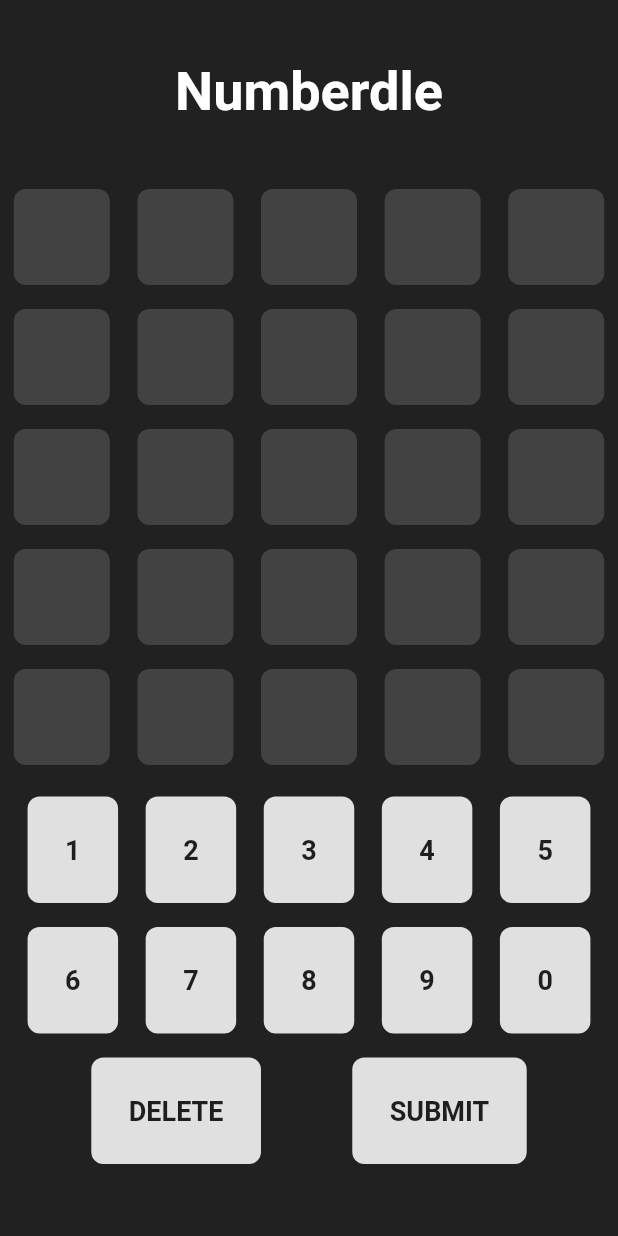
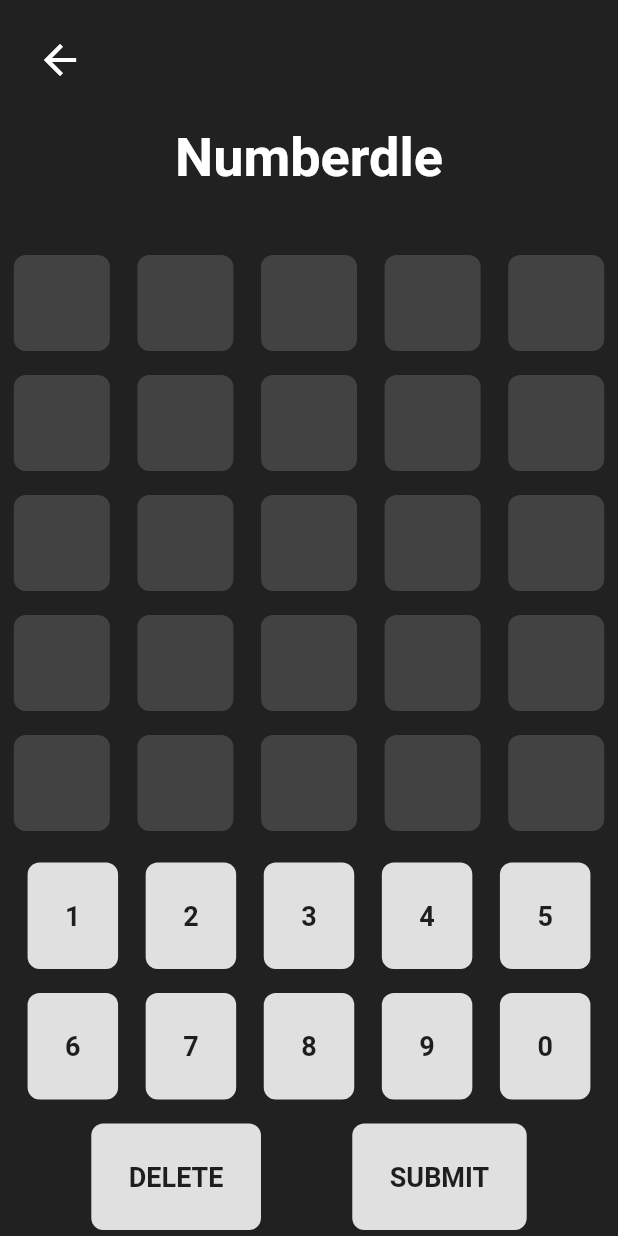
Before and after one commit to LenciCruz/NumeroWhiz, a Flutter app: the Game2Screen screen opened directly, on a phone screen of 412 x 824 dp. Run offline on Flutter 3.47's test engine with Material 2 defaults, Android fonts, the light colour scheme and no system bars.

Commit message:
back button and failed game added

```diff
--- a/lib/screens/game2_screen.dart
+++ b/lib/screens/game2_screen.dart
@@ -1,6 +1,7 @@
 import 'package:flutter/material.dart';
 import '../utils/game2_provider.dart';
 import '../widgets/game2_keyboard.dart';
+import 'mainmenu_screen.dart';
 
 class Game2Screen extends StatefulWidget {
   const Game2Screen({Key? key}) : super(key: key);
@@ -10,8 +11,9 @@ class Game2Screen extends StatefulWidget {
 }
 
 class _Game2ScreenState extends State<Game2Screen> {
-  NumberdleGame _game = NumberdleGame();
+  final NumberdleGame _game = NumberdleGame();
   late String word;
+
   @override
   void initState() {
     super.initState();
@@ -26,6 +28,17 @@ class _Game2ScreenState extends State<Game2Screen> {
         mainAxisAlignment: MainAxisAlignment.center,
         crossAxisAlignment: CrossAxisAlignment.center,
         children: [
+          Container(
+            alignment: Alignment.topLeft,
+            padding: const EdgeInsets.only(left: 16, top: 16),
+            child: IconButton(
+              icon: const Icon(Icons.arrow_back, color: Colors.white, size: 32),
+              onPressed: () {
+                Navigator.pushReplacement(context, MaterialPageRoute(builder: (context) => MainMenuPage()));
+              },
+            ),
+          ),
+          const SizedBox(height: 20.0),
           const Text(
             "Numberdle",
             style: TextStyle(
@@ -34,9 +47,7 @@ class _Game2ScreenState extends State<Game2Screen> {
               fontWeight: FontWeight.bold,
             ),
           ),
-          const SizedBox(
-            height: 20.0,
-          ),
+          const SizedBox(height: 20.0),
           Game2Keyboard(_game),
         ],
       ),
--- a/lib/widgets/game2_board.dart
+++ b/lib/widgets/game2_board.dart
@@ -1,4 +1,3 @@
-import 'package:flutter/cupertino.dart';
 import 'package:flutter/material.dart';
 import '../utils/game2_provider.dart';
 
```
Also changed, not shown: lib/widgets/game2_keyboard.dart (+21 -9 lines).
